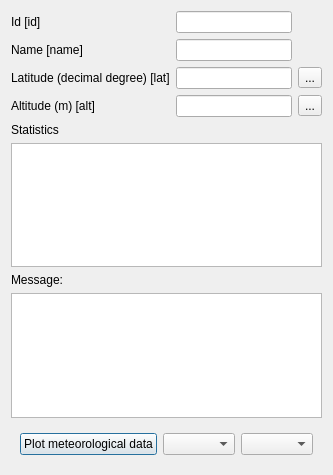
Old version of the form layerforms/weather_station_dialog.ui in the repository rita-tools/IdragraTools.
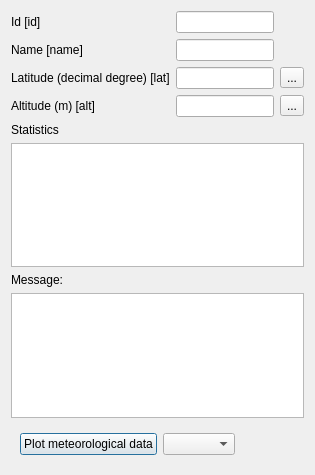
New version of the form.

Diff of the .ui file:
```diff
--- a/layerforms/weather_station_dialog.ui
+++ b/layerforms/weather_station_dialog.ui
@@ -135,9 +135,6 @@
       <item>
        <widget class="QComboBox" name="PLOT_HEATMAP_CB"/>
       </item>
-      <item>
-       <widget class="QComboBox" name="PLOT_PHENO_VARS_CB"/>
-      </item>
       <item>
        <spacer name="horizontalSpacer">
         <property name="orientation">
```
